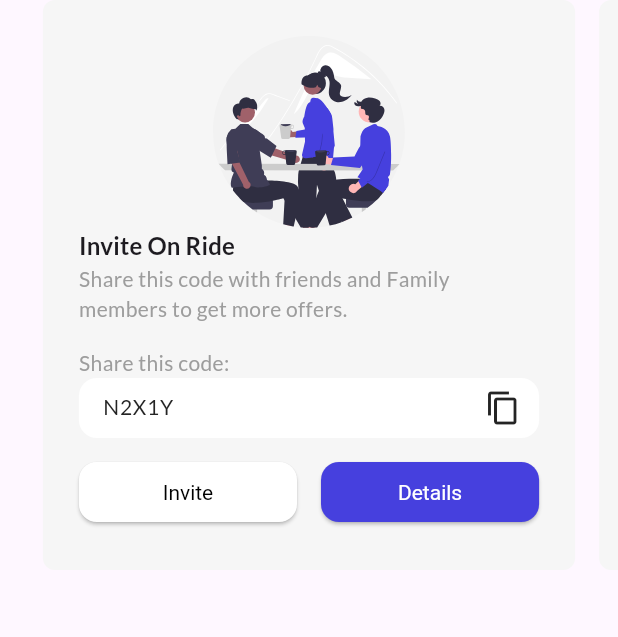
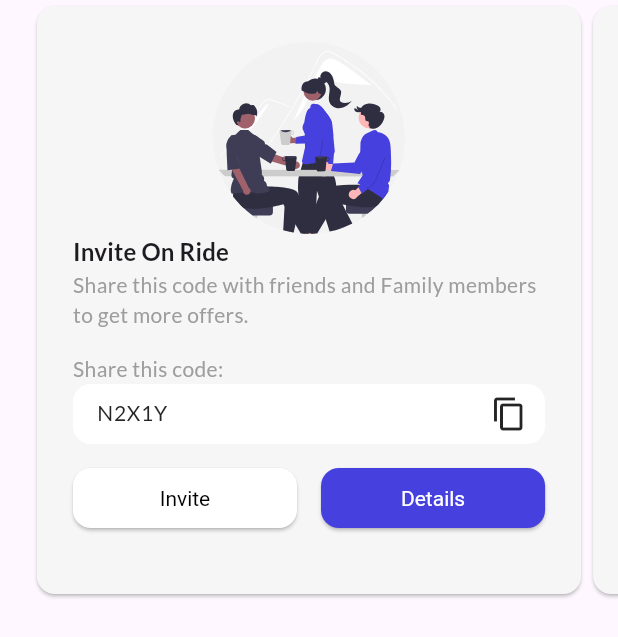
Before and after one commit to aliwaseem27/e_commerce_clone, a Flutter app: the InviteFriendsCodeSlider widget shown alone on an empty page, opened directly, on a phone screen of 412 x 824 dp. Shown: the top 637 px of the screen. Run offline on Flutter 3.47's test engine with Material 3 defaults, Android fonts, the phone set to English and light mode, and no system bars; drawn by our look-alikes of carousel_slider; our stand-ins replace auto_route, device_preview, flutter_svg, font_awesome_flutter, pinput.

```diff
--- a/lib/presentation/screens/store/home_screen.dart
+++ b/lib/presentation/screens/store/home_screen.dart
@@ -1,6 +1,4 @@
 import 'package:auto_route/annotations.dart';
-import 'package:carousel_slider/carousel_slider.dart';
-import 'package:e_commerce_clone/utils/constants/app_colors.dart';
 import 'package:e_commerce_clone/utils/constants/app_sizes.dart';
 import 'package:e_commerce_clone/utils/constants/image_strings.dart';
 import 'package:flutter/material.dart';
--- a/lib/presentation/screens/store/widgets/invide_friends_code_slider.dart
+++ b/lib/presentation/screens/store/widgets/invide_friends_code_slider.dart
@@ -16,11 +16,12 @@ class InviteFriendsCodeSlider extends StatelessWidget {
     return CarouselSlider.builder(
       itemCount: 3,
       itemBuilder: (context, index, realIndex) {
-        return Container(
+        return Card(
+          color: AppColors.secondaryColor,
+          child: Container(
             padding: EdgeInsets.all(AppSizes.defaultSpace),
-          margin: EdgeInsets.symmetric(horizontal: AppSizes.sm),
+            // margin: EdgeInsets.symmetric(horizontal: AppSizes.sm),
             decoration: BoxDecoration(
-            color: AppColors.secondaryColor,
               borderRadius: BorderRadius.circular(AppSizes.borderRadiusMd),
             ),
             child: Column(
@@ -31,7 +32,8 @@ class InviteFriendsCodeSlider extends StatelessWidget {
                   width: 128,
                   height: 128,
                 ),
-              Column(
+                Expanded(
+                  child: Column(
                     crossAxisAlignment: CrossAxisAlignment.start,
                     children: [
                       Text(
@@ -88,12 +90,14 @@ class InviteFriendsCodeSlider extends StatelessWidget {
                       )
                     ],
                   ),
+                ),
               ],
+            ),
           ),
         );
       },
       options: CarouselOptions(
-        height: 380,
+        height: 400,
         viewportFraction: 0.9,
         enableInfiniteScroll: false,
         // enlargeCenterPage: true,
```
Also changed, not shown: lib/presentation/screens/store/widgets/product_vertical_card.dart (+5 -3 lines), lib/presentation/screens/wishlist/wishlist_screen.dart (+22 -2 lines). Lines whose indentation alone changed are shown as unchanged.
